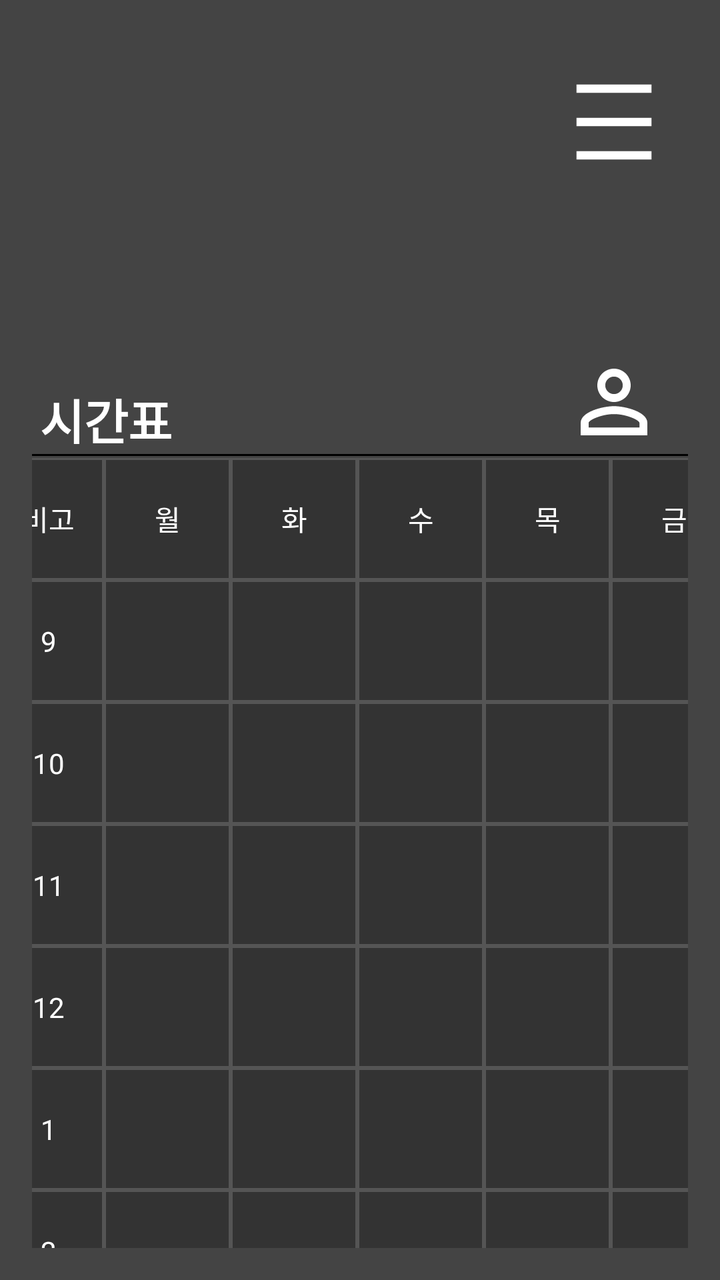
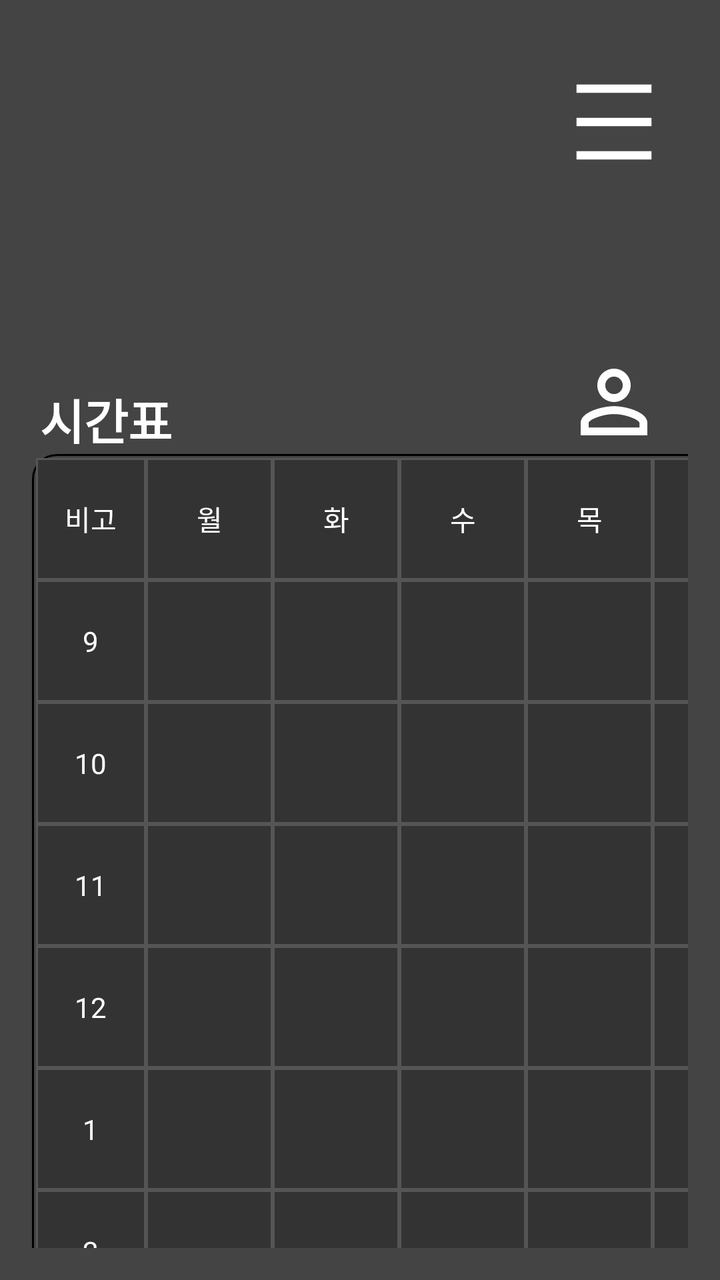

Before-and-after screenshots of an Android layout around one commit, followed by the original layout XML and the change that was made.
<!-- AndroidManifest.xml: application theme Theme.Dcp_app -->
<!-- res/layout/activity_main.xml -->
<?xml version="1.0" encoding="utf-8"?>
<androidx.drawerlayout.widget.DrawerLayout
    xmlns:android="http://schemas.android.com/apk/res/android"
    xmlns:app="http://schemas.android.com/apk/res-auto"
    xmlns:tools="http://schemas.android.com/tools"
    android:id="@+id/drawer_layout"
    android:layout_width="match_parent"
    android:layout_height="match_parent">

    
    <androidx.constraintlayout.widget.ConstraintLayout
        android:layout_width="match_parent"
        android:layout_height="match_parent"
        android:padding="16dp"
        android:background="#444444">

    

    

    <TextView
        android:id="@+id/title"
        android:layout_width="wrap_content"
        android:layout_height="wrap_content"
        android:layout_marginStart="4dp"
        android:layout_marginTop="176dp"
        android:text="시간표"
        android:textColor="#FFFFFF"
        android:textSize="24sp"
        android:textStyle="bold"
        app:layout_constraintStart_toStartOf="parent"
        app:layout_constraintTop_toTopOf="parent" />

    

    

    <ImageView
        android:id="@+id/menuIcon"
        android:layout_width="50dp"
        android:layout_height="50dp"
        android:layout_marginTop="20dp"
        android:layout_marginBottom="90dp"
        android:contentDescription="메뉴"
        android:src="@drawable/setting"
        app:layout_constraintBottom_toTopOf="@+id/btnInfo"
        app:layout_constraintEnd_toEndOf="@+id/btnInfo"
        app:layout_constraintTop_toTopOf="parent" />

    <ImageView
        android:id="@+id/btnInfo"
        android:layout_width="50dp"
        android:layout_height="50dp"
        android:layout_marginTop="160dp"
        android:layout_marginEnd="12dp"
        android:contentDescription="정보"
        android:src="@drawable/infosetting"
        app:layout_constraintEnd_toEndOf="parent"
        app:layout_constraintTop_toTopOf="parent" />

    <GridLayout
        android:id="@+id/timeTableGrid"
        android:layout_width="371dp"
        android:layout_height="613dp"
        android:background="@drawable/bg_table_corner"
        android:columnCount="6"
        android:orientation="horizontal"
        android:padding="2dp"
        app:layout_constraintTop_toBottomOf="@id/title"
        app:layout_constraintStart_toStartOf="parent"
        app:layout_constraintEnd_toEndOf="parent">

        
        <TextView
            style="@style/DayCell"
            android:layout_width="55dp"
            android:text="비고" />
        <TextView style="@style/DayCell" android:text="월" />
        <TextView style="@style/DayCell" android:text="화" />
        <TextView style="@style/DayCell" android:text="수" />
        <TextView style="@style/DayCell" android:text="목" />
        <TextView style="@style/DayCell" android:text="금" />

        
        <TextView style="@style/TimeCell" android:text="9" />
        <TextView android:id="@+id/monCell1" style="@style/TableCell" />
        <TextView android:id="@+id/tuesCell1" style="@style/TableCell" />
        <TextView android:id="@+id/wedCell1" style="@style/TableCell" />
        <TextView android:id="@+id/thuCell1" style="@style/TableCell" />
        <TextView android:id="@+id/friCell1" style="@style/TableCell" />

        <TextView style="@style/TimeCell" android:text="10" />
        <TextView android:id="@+id/monCell2" style="@style/TableCell" />
        <TextView android:id="@+id/tuesCell2" style="@style/TableCell" />
        <TextView android:id="@+id/wedCell2" style="@style/TableCell" />
        <TextView android:id="@+id/thuCell2" style="@style/TableCell" />
        <TextView android:id="@+id/friCell2" style="@style/TableCell" />

        <TextView style="@style/TimeCell" android:text="11" />
        <TextView android:id="@+id/monCell3" style="@style/TableCell" />
        <TextView android:id="@+id/tuesCell3" style="@style/TableCell" />
        <TextView android:id="@+id/wedCell3" style="@style/TableCell" />
        <TextView android:id="@+id/thuCell3" style="@style/TableCell" />
        <TextView android:id="@+id/friCell3" style="@style/TableCell" />

        <TextView style="@style/TimeCell" android:text="12" />
        <TextView android:id="@+id/monCell4" style="@style/TableCell" />
        <TextView android:id="@+id/tuesCell4" style="@style/TableCell" />
        <TextView android:id="@+id/wedCell4" style="@style/TableCell" />
        <TextView android:id="@+id/thuCell4" style="@style/TableCell" />
        <TextView android:id="@+id/friCell4" style="@style/TableCell" />

        <TextView style="@style/TimeCell" android:text="1" />
        <TextView android:id="@+id/monCell5" style="@style/TableCell" />
        <TextView android:id="@+id/tuesCell5" style="@style/TableCell" />
        <TextView android:id="@+id/wedCell5" style="@style/TableCell" />
        <TextView android:id="@+id/thuCell5" style="@style/TableCell" />
        <TextView android:id="@+id/friCell5" style="@style/TableCell" />

        <TextView style="@style/TimeCell" android:text="2" />
        <TextView android:id="@+id/monCell6" style="@style/TableCell" />
        <TextView android:id="@+id/tuesCell6" style="@style/TableCell" />
        <TextView android:id="@+id/wedCell6" style="@style/TableCell" />
        <TextView android:id="@+id/thuCell6" style="@style/TableCell" />
        <TextView android:id="@+id/friCell6" style="@style/TableCell" />

        <TextView style="@style/TimeCell" android:text="3" />
        <TextView android:id="@+id/monCell7" style="@style/TableCell" />
        <TextView android:id="@+id/tuesCell7" style="@style/TableCell" />
        <TextView android:id="@+id/wedCell7" style="@style/TableCell" />
        <TextView android:id="@+id/thuCell7" style="@style/TableCell" />
        <TextView android:id="@+id/friCell7" style="@style/TableCell" />

        <TextView style="@style/TimeCell" android:text="4" />
        <TextView android:id="@+id/monCell8" style="@style/TableCell" />
        <TextView android:id="@+id/tuesCell8" style="@style/TableCell" />
        <TextView android:id="@+id/wedCell8" style="@style/TableCell" />
        <TextView android:id="@+id/thuCell8" style="@style/TableCell" />
        <TextView android:id="@+id/friCell8" style="@style/TableCell" />

        <TextView style="@style/TimeCell" android:text="5" />
        <TextView android:id="@+id/monCell9" style="@style/TableCell" />
        <TextView android:id="@+id/tuesCell9" style="@style/TableCell" />
        <TextView android:id="@+id/wedCell9" style="@style/TableCell" />
        <TextView android:id="@+id/thuCell9" style="@style/TableCell" />
        <TextView android:id="@+id/friCell9" style="@style/TableCell" />
    </GridLayout>

</androidx.constraintlayout.widget.ConstraintLayout>

    
    <include
        android:id="@+id/drawerMenu"
        layout="@layout/drawer_menu"
        android:layout_width="300dp"
        android:layout_height="match_parent"
        android:layout_gravity="end"/>

</androidx.drawerlayout.widget.DrawerLayout>
<!-- res/layout/drawer_menu.xml (included above) -->
<?xml version="1.0" encoding="utf-8"?>
<LinearLayout xmlns:android="http://schemas.android.com/apk/res/android"
    android:layout_width="300dp"
    android:layout_height="match_parent"
    android:layout_gravity="end"
    android:background="#444444"
    android:orientation="vertical"
    android:paddingTop="32dp"
    android:paddingBottom="32dp">

    
    <FrameLayout
        android:layout_width="match_parent"
        android:layout_height="48dp">

        <ImageView
            android:id="@+id/btnHelp"
            android:layout_width="50dp"
            android:layout_height="50dp"
            android:layout_gravity="end|top"
            android:src="@drawable/help"
            android:contentDescription="도움말"
            android:padding="4dp"
            android:background="?attr/selectableItemBackgroundBorderless"/>
    </FrameLayout>

    
    <View
        android:layout_width="match_parent"
        android:layout_height="0dp"
        android:layout_weight="1"/>

    
    <Button
        android:id="@+id/btnLogout"
        android:layout_width="160dp"
        android:layout_height="48dp"
        android:layout_gravity="center_horizontal"
        android:text="로그아웃"
        android:textColor="#000000"
        android:backgroundTint="@color/white"
        android:textSize="14sp"
        android:padding="0dp"/>
</LinearLayout>
<!-- resources referenced by this layout -->
<resources>
  <color name="white">#FFFFFFFF</color>
  <!-- drawable bg_table_corner (drawable) -->
  <?xml version="1.0" encoding="utf-8"?>
  <shape xmlns:android="http://schemas.android.com/apk/res/android"
      android:shape="rectangle">
  
      
      <solid android:color="#444444" />
  
      
      <stroke
          android:width="1dp"
          android:color="#000000" />
  
      
      <corners android:radius="12dp" />
  
  </shape>
  <!-- drawable help (drawable) -->
  <vector
      xmlns:android="http://schemas.android.com/apk/res/android"
      android:autoMirrored="true"
      android:height="50dp"
      android:tint="@color/white"
      android:viewportHeight="24"
      android:viewportWidth="24"
      android:width="50dp">
        
      <path
          android:fillColor="@android:color/white"
          android:pathData="M11.5,2C6.81,2 3,5.81 3,10.5S6.81,19 11.5,19h0.5v3c4.86,-2.34 8,-7 8,-11.5C20,5.81 16.19,2 11.5,2zM12.5,16.5h-2v-2h2v2zM12.5,13h-2c0,-3.25 3,-3 3,-5 0,-1.1 -0.9,-2 -2,-2s-2,0.9 -2,2h-2c0,-2.21 1.79,-4 4,-4s4,1.79 4,4c0,2.5 -3,2.75 -3,5z"/>
      
  </vector>
  <!-- drawable infosetting (drawable) -->
  <vector
      xmlns:android="http://schemas.android.com/apk/res/android"
      android:height="50dp"
      android:tint="@color/white"
      android:viewportHeight="24"
      android:viewportWidth="24"
      android:width="50dp">
        
      <path
          android:fillColor="@android:color/white"
          android:pathData="M12,5.9c1.16,0 2.1,0.94 2.1,2.1s-0.94,2.1 -2.1,2.1S9.9,9.16 9.9,8s0.94,-2.1 2.1,-2.1m0,9c2.97,
          0 6.1,1.46 6.1,2.1v1.1L5.9,18.1L5.9,17c0,-0.64 3.13,-2.1 6.1,-2.1M12,4C9.79,4 8,5.79 8,8s1.79,4 4,4 4,-1.79 4,-4 -1.79,
          -4 -4,-4zM12,13c-2.67,0 -8,1.34 -8,4v3h16v-3c0,-2.66 -5.33,-4 -8,-4z"/>
      
  </vector>
  <!-- drawable setting (drawable) -->
  <vector
      xmlns:android="http://schemas.android.com/apk/res/android"
      android:height="50dp"
      android:tint="@color/white"
      android:viewportHeight="24"
      android:viewportWidth="24"
      android:width="50dp">
        
      <path android:fillColor="@android:color/white" android:pathData="M3,3h18v2h-18z"/>
        
      <path android:fillColor="@android:color/white" android:pathData="M3,19h18v2h-18z"/>
        
      <path android:fillColor="@android:color/white" android:pathData="M3,11h18v2h-18z"/>
      
  </vector>
  <style name="DayCell">
          <item name="android:layout_width">63.2dp</item>
          <item name="android:layout_height">61dp</item>
          <item name="android:textColor">#FFFFFF</item>
          <item name="android:gravity">center</item>
          <item name="android:padding">4dp</item>
          <item name="android:background">@drawable/bg_table_cell</item>
      </style>
  <style name="TableCell">
          <item name="android:layout_width">63.2dp</item>
          <item name="android:layout_height">61dp</item>
          <item name="android:textColor">#FFFFFF</item>
          <item name="android:gravity">center</item>
          <item name="android:padding">4dp</item>
          <item name="android:background">@drawable/bg_table_cell</item>
  
      </style>
  <style name="TimeCell">
          <item name="android:layout_width">55dp</item>
          <item name="android:layout_height">61dp</item>
          <item name="android:textColor">#FFFFFF</item>
          <item name="android:gravity">center</item>
          <item name="android:padding">4dp</item>
          <item name="android:background">@drawable/bg_table_cell</item>
      </style>
  <style name="Theme.Dcp_app" parent="Base.Theme.Dcp_app" />
  <!-- drawable bg_table_cell (drawable) -->
  <?xml version="1.0" encoding="utf-8"?>
  <shape xmlns:android="http://schemas.android.com/apk/res/android"
      android:shape="rectangle">
  
      <solid android:color="#333333" /> 
  
      <stroke
          android:width="1dp"
          android:color="#555555" /> 
  
  </shape>
  <style name="Base.Theme.Dcp_app" parent="Theme.Material3.DayNight.NoActionBar">
          
          
      </style>
</resources>

<!-- the commit's change to res/layout/activity_main.xml (unified diff, before → after) -->
@@ -15,9 +15,6 @@
         android:background="#444444">
 
     
-
-    
-
     <TextView
         android:id="@+id/title"
         android:layout_width="wrap_content"
@@ -32,9 +29,6 @@
         app:layout_constraintTop_toTopOf="parent" />
 
     
-
-    
-
     <ImageView
         android:id="@+id/menuIcon"
         android:layout_width="50dp"
@@ -47,6 +41,7 @@
         app:layout_constraintEnd_toEndOf="@+id/btnInfo"
         app:layout_constraintTop_toTopOf="parent" />
 
+    
     <ImageView
         android:id="@+id/btnInfo"
         android:layout_width="50dp"
@@ -58,93 +53,32 @@
         app:layout_constraintEnd_toEndOf="parent"
         app:layout_constraintTop_toTopOf="parent" />
 
-    <GridLayout
-        android:id="@+id/timeTableGrid"
-        android:layout_width="371dp"
-        android:layout_height="613dp"
-        android:background="@drawable/bg_table_corner"
-        android:columnCount="6"
-        android:orientation="horizontal"
-        android:padding="2dp"
-        app:layout_constraintTop_toBottomOf="@id/title"
-        app:layout_constraintStart_toStartOf="parent"
-        app:layout_constraintEnd_toEndOf="parent">
-
-        
-        <TextView
-            style="@style/DayCell"
-            android:layout_width="55dp"
-            android:text="비고" />
-        <TextView style="@style/DayCell" android:text="월" />
-        <TextView style="@style/DayCell" android:text="화" />
-        <TextView style="@style/DayCell" android:text="수" />
-        <TextView style="@style/DayCell" android:text="목" />
-        <TextView style="@style/DayCell" android:text="금" />
-
-        
-        <TextView style="@style/TimeCell" android:text="9" />
-        <TextView android:id="@+id/monCell1" style="@style/TableCell" />
-        <TextView android:id="@+id/tuesCell1" style="@style/TableCell" />
-        <TextView android:id="@+id/wedCell1" style="@style/TableCell" />
-        <TextView android:id="@+id/thuCell1" style="@style/TableCell" />
-        <TextView android:id="@+id/friCell1" style="@style/TableCell" />
-
-        <TextView style="@style/TimeCell" android:text="10" />
-        <TextView android:id="@+id/monCell2" style="@style/TableCell" />
-        <TextView android:id="@+id/tuesCell2" style="@style/TableCell" />
-        <TextView android:id="@+id/wedCell2" style="@style/TableCell" />
-        <TextView android:id="@+id/thuCell2" style="@style/TableCell" />
-        <TextView android:id="@+id/friCell2" style="@style/TableCell" />
-
-        <TextView style="@style/TimeCell" android:text="11" />
-        <TextView android:id="@+id/monCell3" style="@style/TableCell" />
-        <TextView android:id="@+id/tuesCell3" style="@style/TableCell" />
-        <TextView android:id="@+id/wedCell3" style="@style/TableCell" />
-        <TextView android:id="@+id/thuCell3" style="@style/TableCell" />
-        <TextView android:id="@+id/friCell3" style="@style/TableCell" />
-
-        <TextView style="@style/TimeCell" android:text="12" />
-        <TextView android:id="@+id/monCell4" style="@style/TableCell" />
-        <TextView android:id="@+id/tuesCell4" style="@style/TableCell" />
-        <TextView android:id="@+id/wedCell4" style="@style/TableCell" />
-        <TextView android:id="@+id/thuCell4" style="@style/TableCell" />
-        <TextView android:id="@+id/friCell4" style="@style/TableCell" />
-
-        <TextView style="@style/TimeCell" android:text="1" />
-        <TextView android:id="@+id/monCell5" style="@style/TableCell" />
-        <TextView android:id="@+id/tuesCell5" style="@style/TableCell" />
-        <TextView android:id="@+id/wedCell5" style="@style/TableCell" />
-        <TextView android:id="@+id/thuCell5" style="@style/TableCell" />
-        <TextView android:id="@+id/friCell5" style="@style/TableCell" />
-
-        <TextView style="@style/TimeCell" android:text="2" />
-        <TextView android:id="@+id/monCell6" style="@style/TableCell" />
-        <TextView android:id="@+id/tuesCell6" style="@style/TableCell" />
-        <TextView android:id="@+id/wedCell6" style="@style/TableCell" />
-        <TextView android:id="@+id/thuCell6" style="@style/TableCell" />
-        <TextView android:id="@+id/friCell6" style="@style/TableCell" />
-
-        <TextView style="@style/TimeCell" android:text="3" />
-        <TextView android:id="@+id/monCell7" style="@style/TableCell" />
-        <TextView android:id="@+id/tuesCell7" style="@style/TableCell" />
-        <TextView android:id="@+id/wedCell7" style="@style/TableCell" />
-        <TextView android:id="@+id/thuCell7" style="@style/TableCell" />
-        <TextView android:id="@+id/friCell7" style="@style/TableCell" />
-
-        <TextView style="@style/TimeCell" android:text="4" />
-        <TextView android:id="@+id/monCell8" style="@style/TableCell" />
-        <TextView android:id="@+id/tuesCell8" style="@style/TableCell" />
-        <TextView android:id="@+id/wedCell8" style="@style/TableCell" />
-        <TextView android:id="@+id/thuCell8" style="@style/TableCell" />
-        <TextView android:id="@+id/friCell8" style="@style/TableCell" />
-
-        <TextView style="@style/TimeCell" android:text="5" />
-        <TextView android:id="@+id/monCell9" style="@style/TableCell" />
-        <TextView android:id="@+id/tuesCell9" style="@style/TableCell" />
-        <TextView android:id="@+id/wedCell9" style="@style/TableCell" />
-        <TextView android:id="@+id/thuCell9" style="@style/TableCell" />
-        <TextView android:id="@+id/friCell9" style="@style/TableCell" />
-    </GridLayout>
+
+    
+        <FrameLayout
+            android:id="@+id/timeTableWrapper"
+            android:layout_width="wrap_content"
+            android:layout_height="wrap_content"
+            app:layout_constraintTop_toBottomOf="@id/title"
+            app:layout_constraintStart_toStartOf="parent"
+            app:layout_constraintEnd_toEndOf="parent">
+
+            
+            <include
+                android:id="@+id/timetableInclude"
+                layout="@layout/timetable_view"
+                android:layout_width="371dp"
+                android:layout_height="613dp" />
+
+            
+            <FrameLayout
+                android:id="@+id/blockOverlay"
+                android:layout_width="371dp"
+                android:layout_height="613dp"
+                android:layout_gravity="top|start"
+                android:background="@android:color/transparent" />
+        </FrameLayout>
+
 
 </androidx.constraintlayout.widget.ConstraintLayout>
 
@@ -157,6 +91,93 @@
         android:layout_gravity="end"/>
 
 </androidx.drawerlayout.widget.DrawerLayout>
+<!-- res/layout/timetable_view.xml (included above) -->
+<?xml version="1.0" encoding="utf-8"?>
+<GridLayout
+    xmlns:android="http://schemas.android.com/apk/res/android"
+    android:id="@+id/timeTableGrid"
+    android:layout_width="371dp"
+    android:layout_height="613dp"
+    android:background="@drawable/bg_table_corner"
+    android:columnCount="6"
+    android:orientation="horizontal"
+    android:padding="2dp">
+
+    
+    <TextView
+        style="@style/DayCell"
+        android:layout_width="55dp"
+        android:text="비고" />
+    <TextView style="@style/DayCell" android:text="월" />
+    <TextView style="@style/DayCell" android:text="화" />
+    <TextView style="@style/DayCell" android:text="수" />
+    <TextView style="@style/DayCell" android:text="목" />
+    <TextView style="@style/DayCell" android:text="금" />
+
+    
+    <TextView style="@style/TimeCell" android:text="9" />
+    <TextView android:id="@+id/monCell1" style="@style/TableCell" />
+    <TextView android:id="@+id/tuesCell1" style="@style/TableCell" />
+    <TextView android:id="@+id/wedCell1" style="@style/TableCell" />
+    <TextView android:id="@+id/thuCell1" style="@style/TableCell" />
+    <TextView android:id="@+id/friCell1" style="@style/TableCell" />
+
+    <TextView style="@style/TimeCell" android:text="10" />
+    <TextView android:id="@+id/monCell2" style="@style/TableCell" />
+    <TextView android:id="@+id/tuesCell2" style="@style/TableCell" />
+    <TextView android:id="@+id/wedCell2" style="@style/TableCell" />
+    <TextView android:id="@+id/thuCell2" style="@style/TableCell" />
+    <TextView android:id="@+id/friCell2" style="@style/TableCell" />
+
+    <TextView style="@style/TimeCell" android:text="11" />
+    <TextView android:id="@+id/monCell3" style="@style/TableCell" />
+    <TextView android:id="@+id/tuesCell3" style="@style/TableCell" />
+    <TextView android:id="@+id/wedCell3" style="@style/TableCell" />
+    <TextView android:id="@+id/thuCell3" style="@style/TableCell" />
+    <TextView android:id="@+id/friCell3" style="@style/TableCell" />
+
+    <TextView style="@style/TimeCell" android:text="12" />
+    <TextView android:id="@+id/monCell4" style="@style/TableCell" />
+    <TextView android:id="@+id/tuesCell4" style="@style/TableCell" />
+    <TextView android:id="@+id/wedCell4" style="@style/TableCell" />
+    <TextView android:id="@+id/thuCell4" style="@style/TableCell" />
+    <TextView android:id="@+id/friCell4" style="@style/TableCell" />
+
+    <TextView style="@style/TimeCell" android:text="1" />
+    <TextView android:id="@+id/monCell5" style="@style/TableCell" />
+    <TextView android:id="@+id/tuesCell5" style="@style/TableCell" />
+    <TextView android:id="@+id/wedCell5" style="@style/TableCell" />
+    <TextView android:id="@+id/thuCell5" style="@style/TableCell" />
+    <TextView android:id="@+id/friCell5" style="@style/TableCell" />
+
+    <TextView style="@style/TimeCell" android:text="2" />
+    <TextView android:id="@+id/monCell6" style="@style/TableCell" />
+    <TextView android:id="@+id/tuesCell6" style="@style/TableCell" />
+    <TextView android:id="@+id/wedCell6" style="@style/TableCell" />
+    <TextView android:id="@+id/thuCell6" style="@style/TableCell" />
+    <TextView android:id="@+id/friCell6" style="@style/TableCell" />
+
+    <TextView style="@style/TimeCell" android:text="3" />
+    <TextView android:id="@+id/monCell7" style="@style/TableCell" />
+    <TextView android:id="@+id/tuesCell7" style="@style/TableCell" />
+    <TextView android:id="@+id/wedCell7" style="@style/TableCell" />
+    <TextView android:id="@+id/thuCell7" style="@style/TableCell" />
+    <TextView android:id="@+id/friCell7" style="@style/TableCell" />
+
+    <TextView style="@style/TimeCell" android:text="4" />
+    <TextView android:id="@+id/monCell8" style="@style/TableCell" />
+    <TextView android:id="@+id/tuesCell8" style="@style/TableCell" />
+    <TextView android:id="@+id/wedCell8" style="@style/TableCell" />
+    <TextView android:id="@+id/thuCell8" style="@style/TableCell" />
+    <TextView android:id="@+id/friCell8" style="@style/TableCell" />
+
+    <TextView style="@style/TimeCell" android:text="5" />
+    <TextView android:id="@+id/monCell9" style="@style/TableCell" />
+    <TextView android:id="@+id/tuesCell9" style="@style/TableCell" />
+    <TextView android:id="@+id/wedCell9" style="@style/TableCell" />
+    <TextView android:id="@+id/thuCell9" style="@style/TableCell" />
+    <TextView android:id="@+id/friCell9" style="@style/TableCell" />
+</GridLayout>
 <!-- res/layout/drawer_menu.xml (included above) -->
 <?xml version="1.0" encoding="utf-8"?>
 <LinearLayout xmlns:android="http://schemas.android.com/apk/res/android"
